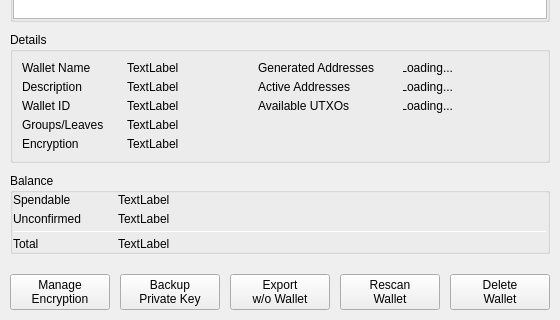
First picture: the form in BlockSettleUILib/ManageEncryption/WalletPropertiesDialog.ui, repository BlockSettle/terminal, before the edit; both pictures show x 0 to 560 and y 161 to 481 of the 560 by 481 pixel window.
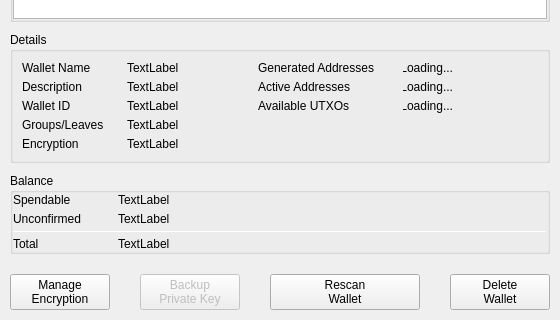
Second picture: the form after the edit.

Commit message: bs::sync wallets now work via an in-proc signer for WO-wallet - stage 3

What changed in the file:
```diff
--- a/BlockSettleUILib/ManageEncryption/WalletPropertiesDialog.ui
+++ b/BlockSettleUILib/ManageEncryption/WalletPropertiesDialog.ui
@@ -7,7 +7,7 @@
     <x>0</x>
     <y>0</y>
     <width>560</width>
-    <height>475</height>
+    <height>481</height>
    </rect>
   </property>
   <property name="maximumSize">
@@ -1091,6 +1091,9 @@
       </item>
       <item alignment="Qt::AlignLeft">
        <widget class="QPushButton" name="backupButton">
+        <property name="enabled">
+         <bool>false</bool>
+        </property>
         <property name="sizePolicy">
          <sizepolicy hsizetype="Expanding" vsizetype="Expanding">
           <horstretch>0</horstretch>
@@ -1124,41 +1127,6 @@
         </property>
        </widget>
       </item>
-      <item alignment="Qt::AlignLeft">
-       <widget class="QPushButton" name="exportButton">
-        <property name="sizePolicy">
-         <sizepolicy hsizetype="Expanding" vsizetype="Expanding">
-          <horstretch>0</horstretch>
-          <verstretch>0</verstretch>
-         </sizepolicy>
-        </property>
-        <property name="minimumSize">
-         <size>
-          <width>100</width>
-          <height>35</height>
-         </size>
-        </property>
-        <property name="maximumSize">
-         <size>
-          <width>150</width>
-          <height>45</height>
-         </size>
-        </property>
-        <property name="text">
-         <string>Export
-w/o Wallet</string>
-        </property>
-        <property name="iconSize">
-         <size>
-          <width>22</width>
-          <height>22</height>
-         </size>
-        </property>
-        <property name="autoDefault">
-         <bool>false</bool>
-        </property>
-       </widget>
-      </item>
       <item>
        <widget class="QPushButton" name="rescanButton">
         <property name="sizePolicy">
```
The commit also changes 128 other files.
